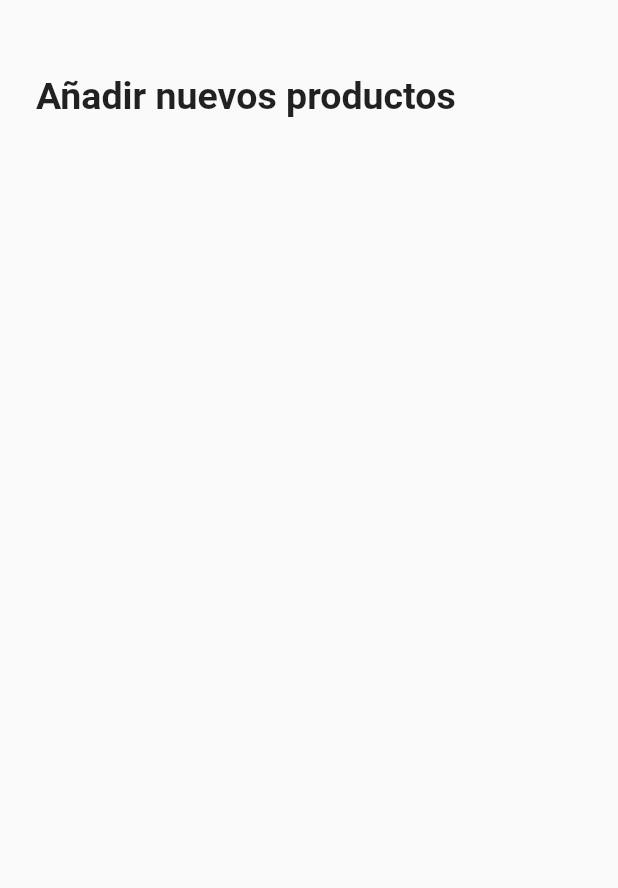
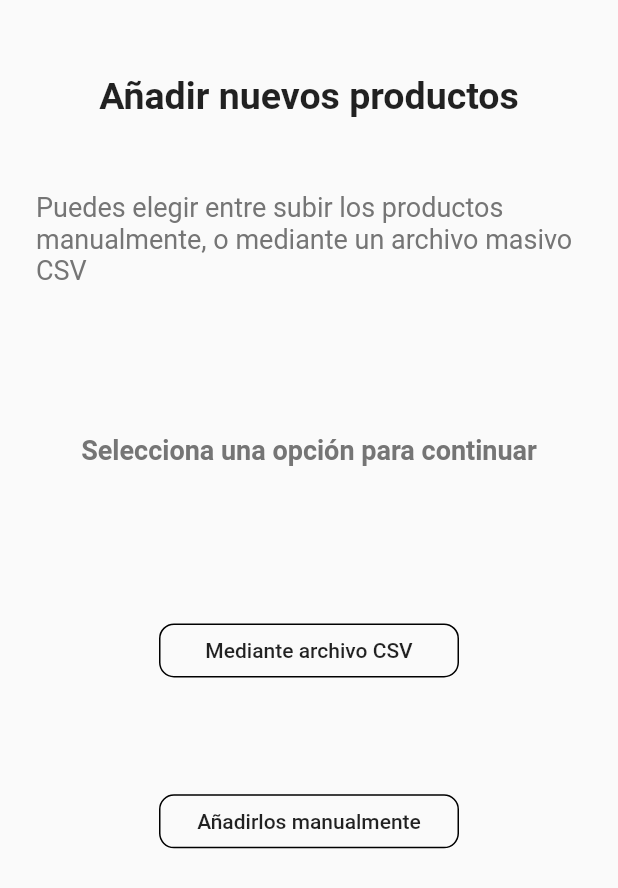
Before and after one commit to svelandiac/heed_SIIGO_hackathon, a Flutter app: the NewProductsScreen screen opened by its route, on a phone screen of 412 x 824 dp. Shown: the top 888 px of the screen. Run offline on Flutter 3.47's test engine with Material 2 defaults, Android fonts, the phone set to English and light mode, and no system bars; our stand-ins replace cloud_firestore, file_picker, firebase_auth, firebase_storage; missing offline and left inert: validate; accounts and stored records are empty.

```diff
--- a/lib/config/app_config.dart
+++ b/lib/config/app_config.dart
@@ -1,7 +1,9 @@
+import 'package:heed/ui/app-screens/csv_upload_screen.dart';
 import 'package:heed/ui/app-screens/new_products_screen.dart';
 import 'package:heed/ui/app-screens/products_screen.dart';
 
 final routes = {
   'ProductsScreen': (context) => ProductsScreen(),
   'NewProductsScreen': (context) => NewProductsScreen(),
+  'CSVUploadScreen': (context) => CSVUploadScreen(),
 };
--- a/lib/ui/app-screens/new_products_screen.dart
+++ b/lib/ui/app-screens/new_products_screen.dart
@@ -1,4 +1,5 @@
 import 'package:flutter/material.dart';
+import 'package:heed/ui/common-widgets/essentials/app_button.dart';
 import 'package:heed/ui/common-widgets/essentials/app_text.dart';
 import 'package:heed/ui/common-widgets/essentials/safe_screen.dart';
 
@@ -15,6 +16,28 @@ class _NewProductsScreenState extends State<NewProductsScreen> {
 
   static const _defaultMargin = 24.0;
 
+  Widget _buildCSVButton() {
+    return Center(
+      child: AppButton(
+        text: 'Mediante archivo CSV',
+        onPressed: () {
+          Navigator.pushNamed(context, 'CSVUploadScreen');
+        },
+      ),
+    );
+  }
+
+  Widget _buildManualButton() {
+    return Center(
+      child: AppButton(
+        text: 'Añadirlos manualmente',
+        onPressed: () {
+
+        },
+      ),
+    );
+  }
+
   Widget _buildBody() {
     return SafeScreen(
       body: SingleChildScrollView(
@@ -27,6 +50,33 @@ class _NewProductsScreenState extends State<NewProductsScreen> {
               padding: const EdgeInsets.only(left: _defaultMargin, right: _defaultMargin),
               child: _appText.title('Añadir nuevos productos'),
             ),
+            SizedBox(
+              height: _mediaQueryData.size.height * 0.06,
+            ),
+            Padding(
+              padding: const EdgeInsets.only(left: _defaultMargin, right: _defaultMargin),
+              child: _appText.firstSubtitle(
+                text: 'Puedes elegir entre subir los productos manualmente, o mediante un archivo masivo CSV'
+              ),
+            ),
+            SizedBox(
+              height: _mediaQueryData.size.height * 0.12,
+            ),
+            Padding(
+              padding: const EdgeInsets.only(left: _defaultMargin, right: _defaultMargin),
+              child: _appText.firstSubtitle(
+                text: 'Selecciona una opción para continuar',
+                bold: true
+              ),
+            ),
+            SizedBox(
+              height: _mediaQueryData.size.height * 0.12,
+            ),
+            _buildCSVButton(),
+            SizedBox(
+              height: _mediaQueryData.size.height * 0.08,
+            ),
+            _buildManualButton()
           ],
         ),
       ),
--- a/pubspec.yaml
+++ b/pubspec.yaml
@@ -29,10 +29,12 @@ dependencies:
   cloud_firestore: ^0.13.1 # Database plugin
   firebase_auth: ^0.14.0+5 # Plugin for authentication
   firebase_analytics: ^5.0.11 # Analytics
+  firebase_storage: ^3.1.1 # Store files
 
   # More plugins
   validate: ^1.7.0 # Validate data (forms)
   provider: ^3.0.0+1 # Global state management
+  file_picker: ^1.4.3+2 # Plugin for selecting CSV (and others) files from local storage
 
 dev_dependencies:
   flutter_test:
```
Also changed, not shown: lib/ui/app-screens/csv_upload_screen.dart (added, +204 -0 lines), lib/ui/common-widgets/search_bar.dart (added, +10 -0 lines), pubspec.lock.
